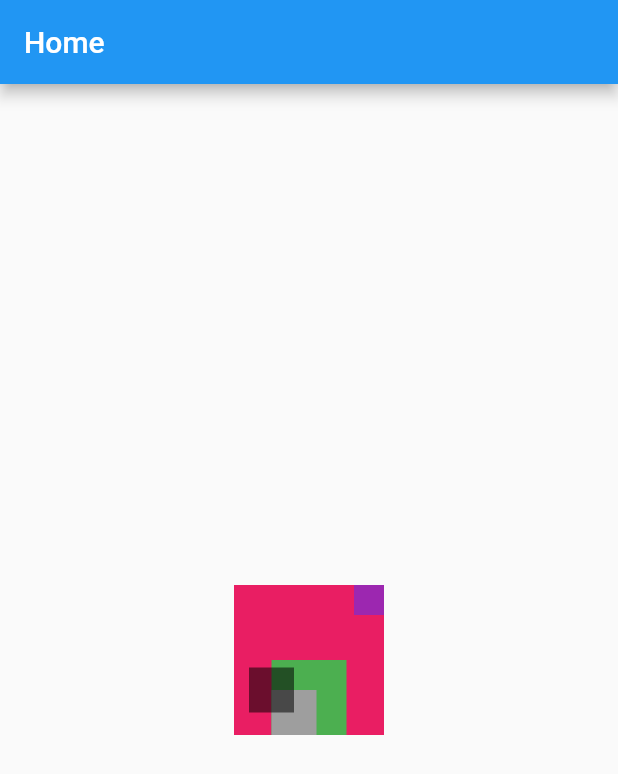
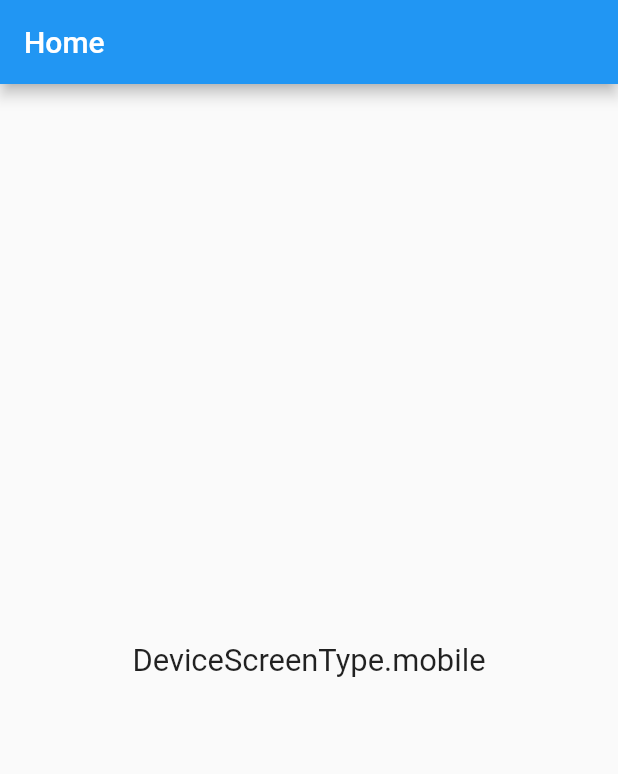
Before and after one commit to RafatMeraz/ostad_flutter_batch_four, a Flutter app: the screen it shows after launch, on a phone screen of 412 x 824 dp. Shown: the top 774 px of the screen. Run offline on Flutter 3.47's test engine with Material 2 defaults, Android fonts, the phone set to English and light mode, and no system bars; our stand-ins replace device_preview, responsive_builder, sizer.

Commit message:
- responsive Layout builder: responsive_builder - Device preview : device_preview - Size (height, width) : Sizer

```diff
--- a/live_class_project/lib/home_screen.dart
+++ b/live_class_project/lib/home_screen.dart
@@ -1,6 +1,11 @@
 import 'package:flutter/material.dart';
+import 'package:responsive_builder/responsive_builder.dart';
+import 'package:sizer/sizer.dart';
 
 /// Stack, Positioned, Align
+/// responsive Layout builder: responsive_builder
+/// Device preview : device_preview
+/// Size (height, width) : Sizer
 
 class HomeScreen extends StatelessWidget {
   const HomeScreen({super.key});
@@ -11,57 +16,17 @@
       appBar: AppBar(
         title: Text('Home'),
       ),
-      body: Center(
-        child: Stack(
-          children: [
-            Container(
-              width: 100,
-              height: 100,
-              color: Colors.pink,
-            ),
-            Positioned.fill(
-              child: Align(
-                alignment: Alignment.bottomCenter,
-                child: Stack(
-                  children: [
-                    Container(
-                      width: 50,
-                      height: 50,
-                      color: Colors.green,
-                    ),
-                    Positioned(
-                      bottom: 0,
-                      left: 0,
-                      child: Container(
-                        width: 30,
-                        height: 30,
-                        color: Colors.grey,
-                      ),
-                    ),
-                  ],
-                ),
+      body: ResponsiveBuilder(
+        builder: (context, sizeInformation) {
+          return Center(
+            child: Text(
+              sizeInformation.deviceScreenType.toString(),
+              style: TextStyle(
+                fontSize: 15.sp
               ),
             ),
-            Positioned(
-              bottom: 15,
-              left: 10,
-              child: Container(
-                width: 30,
-                height: 30,
-                color: Colors.black54,
-              ),
-            ),
-            Positioned(
-              top: 0,
-              right: 0,
-              child: Container(
-                width: 20,
-                height: 20,
-                color: Colors.purple,
-              ),
-            ),
-          ],
-        ),
+          );
+        },
       ),
     );
   }
--- a/live_class_project/lib/main.dart
+++ b/live_class_project/lib/main.dart
@@ -1,8 +1,18 @@
+import 'package:device_preview/device_preview.dart';
+import 'package:flutter/foundation.dart';
 import 'package:flutter/material.dart';
 import 'package:live_class_project/home_screen.dart';
+import 'package:sizer/sizer.dart';
 
 void main() {
-  runApp(MyApp());
+  runApp(
+    DevicePreview(
+      enabled: kDebugMode,
+      builder: (context) {
+        return MyApp();
+      },
+    ),
+  );
 }
 
 class MyApp extends StatelessWidget {
@@ -10,8 +20,15 @@
 
   @override
   Widget build(BuildContext context) {
-    return MaterialApp(
-      home: HomeScreen(),
+    return Sizer(
+      builder: (context, orientation, deviceType) {
+        print(deviceType);
+        return MaterialApp(
+          locale: DevicePreview.locale(context),
+          builder: DevicePreview.appBuilder,
+          home: HomeScreen(),
+        );
+      }
     );
   }
 }
--- a/live_class_project/pubspec.yaml
+++ b/live_class_project/pubspec.yaml
@@ -36,6 +36,8 @@
   # Use with the CupertinoIcons class for iOS style icons.
   cupertino_icons: ^1.0.2
   responsive_builder: ^0.7.0
+  device_preview: ^1.1.0
+  sizer: ^2.0.15
 
 dev_dependencies:
   flutter_test:
```
Also changed, not shown: live_class_project/pubspec.lock, 1 other file.
